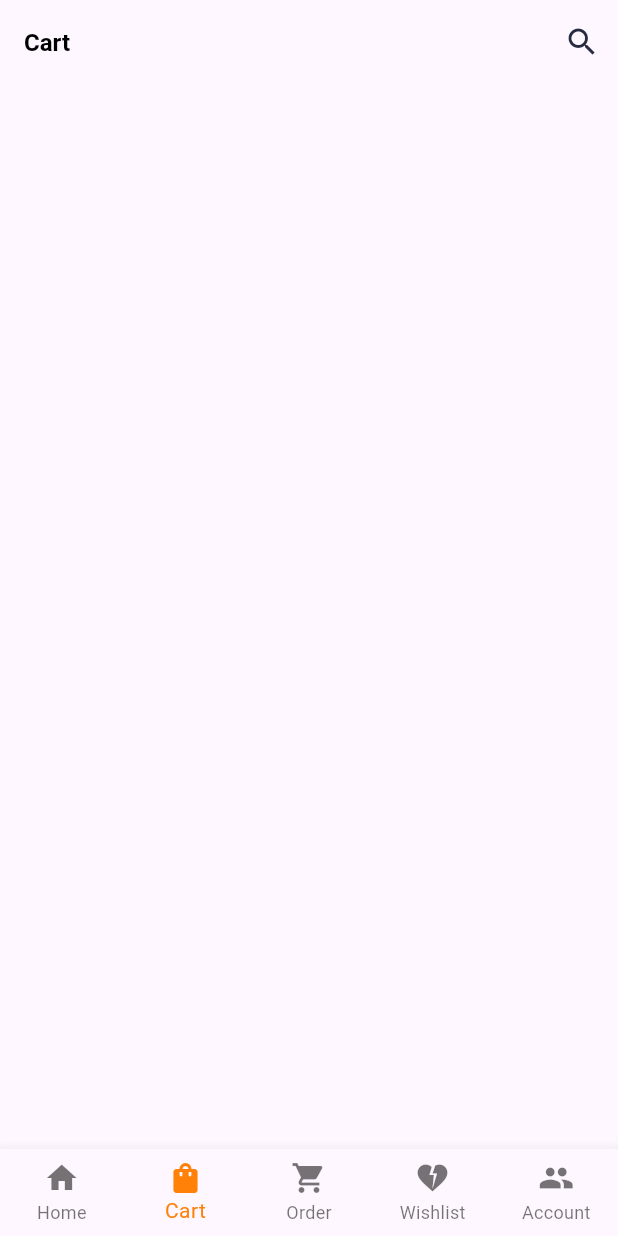
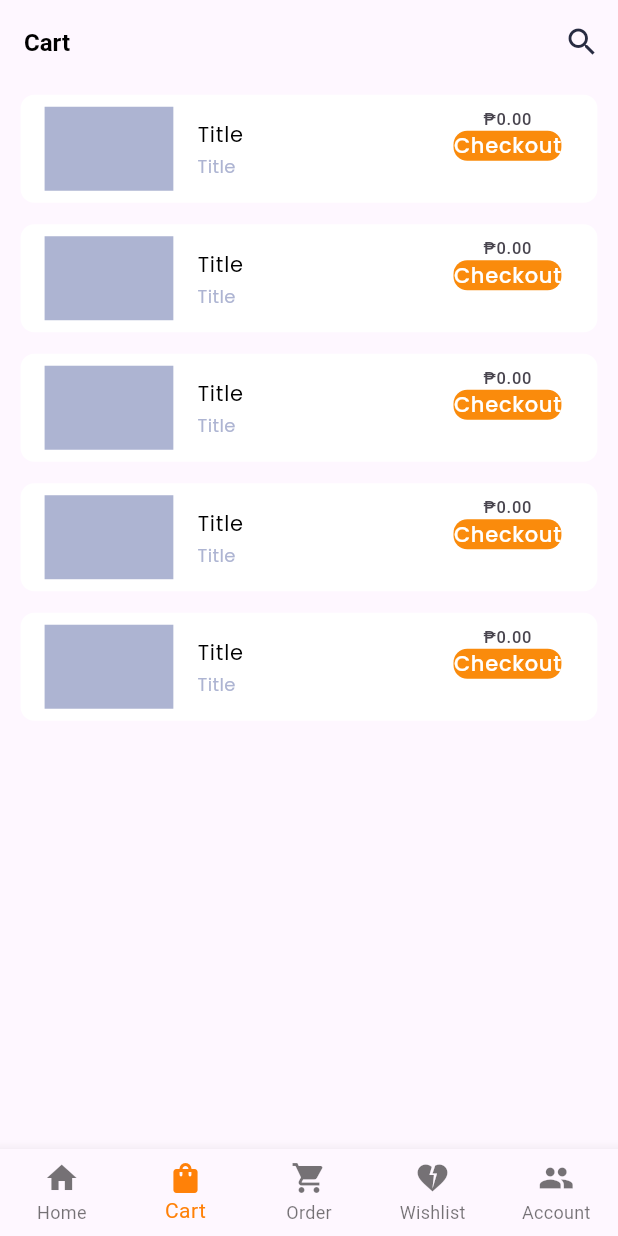
Before and after one commit to Flaudin/E-commerio-Mobile-App, a Flutter app: the screen it shows after launch, item 2 of the bottom bar chosen, on a phone screen of 412 x 824 dp. Run offline on Flutter 3.47's test engine with Material 3 defaults, Android fonts, the phone set to English and light mode, and no system bars; our stand-ins replace flutter_rating_bar, flutter_screenutil, google_fonts; missing offline and left inert: flutter_windowmanager, responsive_grid_list.

Commit message:
feat.Refix

```diff
--- a/lib/model/product_model.dart
+++ b/lib/model/product_model.dart
@@ -5,15 +5,16 @@ class Product {
   double price;
   double rating;
   String category;
+  bool isCart;
 
-  Product({
-    required this.title,
-    required this.img,
-    required this.description,
-    required this.price,
-    required this.rating,
-    required this.category,
-  });
+  Product(
+      {required this.title,
+      required this.img,
+      required this.description,
+      required this.price,
+      required this.rating,
+      required this.category,
+      required this.isCart});
 
   factory Product.fromJson(Map<String, dynamic> json) {
     return Product(
@@ -22,7 +23,8 @@ class Product {
         description: json['description'],
         price: json['price'],
         rating: json['rating'],
-        category: json['category']);
+        category: json['category'],
+        isCart: json['isCart']);
   }
 }
 
@@ -34,7 +36,8 @@ List<Product> products = [
           "High-quality wireless headphones with noise-cancelling feature and long battery life.",
       price: 59.99,
       rating: 4.5,
-      category: "Electronics"),
+      category: "Electronics",
+      isCart: true),
   Product(
       title: "Smartwatch",
       img: "https://example.com/images/smartwatch.jpg",
@@ -42,7 +45,8 @@ List<Product> products = [
           "Stylish smartwatch with heart rate monitor, GPS, and customizable watch faces.",
       price: 129.99,
       rating: 4.7,
-      category: "Wearables"),
+      category: "Wearables",
+      isCart: true),
   Product(
       title: "Electric Toothbrush",
       img: "https://example.com/images/electric_toothbrush.jpg",
@@ -50,7 +54,8 @@ List<Product> products = [
           "Rechargeable electric toothbrush with multiple cleaning modes and a timer.",
       price: 39.99,
       rating: 4.3,
-      category: "Health & Personal Care"),
+      category: "Health & Personal Care",
+      isCart: true),
   Product(
       title: "Digital Camera",
       img: "https://example.com/images/digital_camera.jpg",
@@ -58,7 +63,8 @@ List<Product> products = [
           "High-resolution digital camera with optical zoom, image stabilization, and various shooting modes.",
       price: 299.99,
       rating: 4.4,
-      category: "Electronics"),
+      category: "Electronics",
+      isCart: false),
   Product(
       title: "Laptop Backpack",
       img: "https://example.com/images/laptop_backpack.jpg",
@@ -66,7 +72,8 @@ List<Product> products = [
           "Durable backpack with padded compartments for laptops, tablets, and accessories.",
       price: 49.99,
       rating: 4.6,
-      category: "Fashion & Accessories"),
+      category: "Fashion & Accessories",
+      isCart: false),
   Product(
       title: "Gaming Mouse",
       img: "https://example.com/images/gaming_mouse.jpg",
@@ -74,7 +81,8 @@ List<Product> products = [
           "Ergonomic gaming mouse with customizable buttons, high DPI, and RGB lighting.",
       price: 79.99,
       rating: 4.8,
-      category: "Electronics"),
+      category: "Electronics",
+      isCart: false),
   Product(
       title: "Fitness Tracker",
       img: "https://example.com/images/fitness_tracker.jpg",
@@ -82,7 +90,8 @@ List<Product> products = [
           "Activity tracker with heart rate monitoring, step counting, and sleep tracking.",
       price: 69.99,
       rating: 4.3,
-      category: "Electronics"),
+      category: "Electronics",
+      isCart: false),
   Product(
       title: "Coffee Maker",
       img: "https://example.com/images/coffee_maker.jpg",
@@ -90,7 +99,8 @@ List<Product> products = [
           "Programmable coffee maker with brew strength control and auto shut-off feature.",
       price: 79.99,
       rating: 4.5,
-      category: "Kitchen & Dining"),
+      category: "Kitchen & Dining",
+      isCart: false),
   Product(
       title: "Robot Vacuum Cleaner",
       img: "https://example.com/images/robot_vacuum.jpg",
@@ -98,7 +108,8 @@ List<Product> products = [
           "Smart vacuum cleaner with mapping technology, scheduling, and app control.",
       price: 249.99,
       rating: 4.6,
-      category: "Home Appliances"),
+      category: "Home Appliances",
+      isCart: false),
   Product(
       title: "External Hard Drive",
       img: "https://example.com/images/external_hard_drive.jpg",
@@ -106,7 +117,8 @@ List<Product> products = [
           "High-capacity external hard drive for storing files, photos, and videos.",
       price: 79.99,
       rating: 4.4,
-      category: "Electronics"),
+      category: "Electronics",
+      isCart: false),
   Product(
       title: "Wireless Gaming Headset",
       img: "https://example.com/images/gaming_headset.jpg",
@@ -114,7 +126,8 @@ List<Product> products = [
           "Immersive gaming headset with surround sound, mic monitoring, and long battery life.",
       price: 99.99,
       rating: 4.7,
-      category: "Electronics"),
+      category: "Electronics",
+      isCart: false),
   Product(
       title: "Yoga Mat",
       img: "https://example.com/images/yoga_mat.jpg",
@@ -122,7 +135,8 @@ List<Product> products = [
           "Non-slip yoga mat with cushioning for comfort during workouts.",
       price: 29.99,
       rating: 4.5,
-      category: "Sports & Outdoors"),
+      category: "Sports & Outdoors",
+      isCart: false),
   Product(
       title: "Cookware Set",
       img: "https://example.com/images/cookware_set.jpg",
@@ -130,7 +144,8 @@ List<Product> products = [
           "Complete cookware set with non-stick pans, pots, and utensils.",
       price: 99.99,
       rating: 4.6,
-      category: "Kitchen & Dining"),
+      category: "Kitchen & Dining",
+      isCart: false),
   Product(
       title: "Wireless Charging Pad",
       img: "https://example.com/images/charging_pad.jpg",
@@ -138,7 +153,8 @@ List<Product> products = [
           "Qi-compatible wireless charging pad for smartphones and other devices.",
       price: 19.99,
       rating: 4.3,
-      category: "Electronics"),
+      category: "Electronics",
+      isCart: false),
   Product(
       title: "Resistance Bands Set",
       img: "https://example.com/images/resistance_bands.jpg",
@@ -146,7 +162,8 @@ List<Product> products = [
           "Set of resistance bands for strength training and physical therapy exercises.",
       price: 24.99,
       rating: 4.7,
-      category: "Sports & Outdoors"),
+      category: "Sports & Outdoors",
+      isCart: false),
   Product(
       title: "Digital Drawing Tablet",
       img: "https://example.com/images/drawing_tablet.jpg",
@@ -154,7 +171,8 @@ List<Product> products = [
           "Graphic drawing tablet with pressure sensitivity and customizable shortcut keys.",
       price: 129.99,
       rating: 4.4,
-      category: "Electronics"),
+      category: "Electronics",
+      isCart: false),
   Product(
       title: "Electric Toothbrush",
       img: "https://example.com/images/toothbrush.jpg",
@@ -162,7 +180,8 @@ List<Product> products = [
           "Sonic electric toothbrush with multiple brushing modes and timer.",
       price: 49.99,
       rating: 4.6,
-      category: "Health & Personal Care"),
+      category: "Health & Personal Care",
+      isCart: false),
   Product(
       title: "Air Fryer",
       img: "https://example.com/images/air_fryer.jpg",
@@ -170,7 +189,8 @@ List<Product> products = [
           "Oil-less air fryer for healthier frying, roasting, and baking.",
       price: 89.99,
       rating: 4.5,
-      category: "Kitchen & Dining"),
+      category: "Kitchen & Dining",
+      isCart: false),
   Product(
       title: "Bluetooth Earbuds",
       img: "https://example.com/images/bluetooth_earbuds.jpg",
@@ -178,7 +198,8 @@ List<Product> products = [
           "True wireless earbuds with sweat resistance and immersive sound.",
       price: 49.99,
       rating: 4.4,
-      category: "Electronics"),
+      category: "Electronics",
+      isCart: false),
   Product(
       title: "Smart Thermostat",
       img: "https://example.com/images/smart_thermostat.jpg",
@@ -186,7 +207,8 @@ List<Product> products = [
           "Wi-Fi enabled thermostat with energy-saving features and remote control via app.",
       price: 129.99,
       rating: 4.7,
-      category: "Home Appliances"),
+      category: "Home Appliances",
+      isCart: false),
   Product(
       title: "Electric Kettle",
       img: "https://example.com/images/electric_kettle.jpg",
@@ -194,5 +216,6 @@ List<Product> products = [
           "Fast-boiling electric kettle with temperature control and auto shut-off.",
       price: 34.99,
       rating: 4.3,
-      category: "Kitchen & Dining"),
+      category: "Kitchen & Dining",
+      isCart: false),
 ];
--- a/lib/screen/cartpage/components/body.dart
+++ b/lib/screen/cartpage/components/body.dart
@@ -1,3 +1,4 @@
+import 'package:e_comercio/screen/cartpage/components/cart_card.dart';
 import 'package:e_comercio/styles/constants.dart';
 import 'package:flutter/material.dart';
 import 'package:flutter/services.dart';
@@ -27,8 +28,8 @@ class Body extends StatelessWidget {
               )),
         ],
       ),
-      body: const Column(
-        children: [],
+      body: Column(
+        children: List.generate(5, (index) => CartCard()),
       ),
     );
   }
--- a/lib/screen/cartpage/components/cart_card.dart
+++ b/lib/screen/cartpage/components/cart_card.dart
@@ -1,10 +1,68 @@
+import 'package:e_comercio/model/product_model.dart';
+import 'package:e_comercio/styles/constants.dart';
 import 'package:flutter/material.dart';
+import 'package:flutter_screenutil/flutter_screenutil.dart';
+import 'package:google_fonts/google_fonts.dart';
+import 'package:intl/intl.dart';
 
-class CartCard extends StatelessWidget {
-  const CartCard({super.key});
+// ignore: must_be_immutable
+class CartCard extends StatefulWidget {
+  CartCard({super.key});
+  List<Product> products = [];
 
   @override
+  State<CartCard> createState() => _CartCardState();
+}
+
+class _CartCardState extends State<CartCard> {
+  @override
   Widget build(BuildContext context) {
-    return const Placeholder();
+    return Dismissible(
+        key: Key(products.toString()),
+        child: Container(
+          decoration: BoxDecoration(
+              color: neutralWhite, borderRadius: BorderRadius.circular(8.r)),
+          margin: EdgeInsets.symmetric(horizontal: 12.w, vertical: 6.h),
+          child: ListTile(
+            leading: Container(
+              decoration: const BoxDecoration(color: neutralLightGray),
+              child: SizedBox(
+                height: 100.h,
+                width: 75.w,
+              ),
+            ),
+            title: Text(
+              'Title',
+              style: GoogleFonts.getFont('Poppins',
+                  fontSize: ml, color: neutralBlack),
+            ),
+            subtitle: Text(
+              'Title',
+              style: GoogleFonts.getFont('Poppins',
+                  fontSize: sm, color: neutralLightGray),
+            ),
+            trailing: Column(
+              children: [
+                Text(NumberFormat.simpleCurrency(locale: 'tl', decimalDigits: 2)
+                    .format(0.00)),
+                GestureDetector(
+                  onTap: () {},
+                  child: Container(
+                    decoration: BoxDecoration(
+                        color: statusOrange,
+                        borderRadius: BorderRadius.circular(8.r)),
+                    // margin:
+                    //     EdgeInsets.symmetric(horizontal: 18.h, vertical: 6.h),
+                    child: Text(
+                      'Checkout',
+                      style: GoogleFonts.getFont('Poppins',
+                          fontSize: ml, color: neutralWhite),
+                    ),
+                  ),
+                )
+              ],
+            ),
+          ),
+        ));
   }
 }
```
